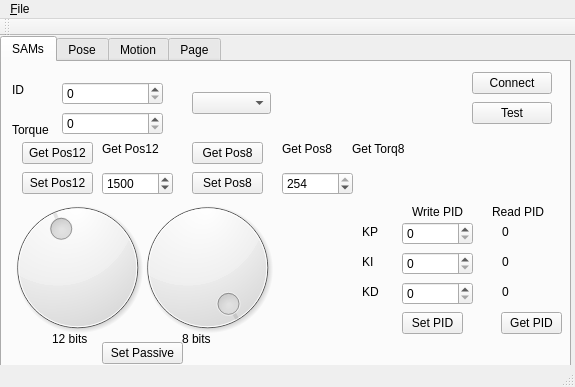
Above: main_sam_test.ui from NhatTanXT3/QtSAMtest before the change. Below: the same form after it.
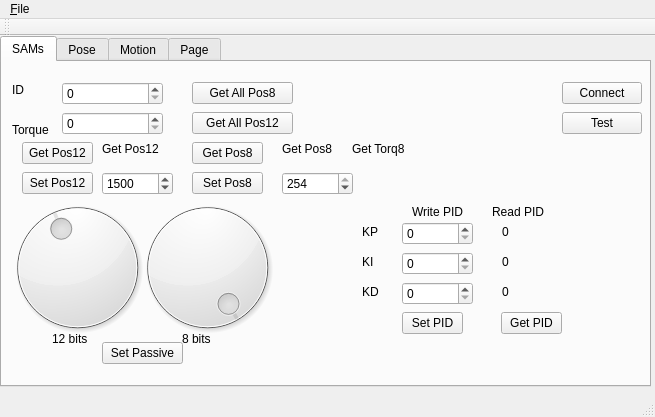
That is the form after the change.

Commit message: finish basic soft

The edit to the form file:
```diff
--- a/main_sam_test.ui
+++ b/main_sam_test.ui
@@ -6,8 +6,8 @@
    <rect>
     <x>0</x>
     <y>0</y>
-    <width>575</width>
-    <height>387</height>
+    <width>655</width>
+    <height>417</height>
    </rect>
   </property>
   <property name="windowTitle">
@@ -19,8 +19,8 @@
      <rect>
       <x>0</x>
       <y>0</y>
-      <width>571</width>
-      <height>331</height>
+      <width>651</width>
+      <height>351</height>
      </rect>
     </property>
     <property name="currentIndex">
@@ -33,8 +33,8 @@
      <widget class="QPushButton" name="buttonTest">
       <property name="geometry">
        <rect>
-        <x>470</x>
-        <y>40</y>
+        <x>560</x>
+        <y>50</y>
         <width>80</width>
         <height>22</height>
        </rect>
@@ -91,8 +91,8 @@
      <widget class="QPushButton" name="Buttonconnect">
       <property name="geometry">
        <rect>
-        <x>470</x>
-        <y>10</y>
+        <x>560</x>
+        <y>20</y>
         <width>80</width>
         <height>22</height>
        </rect>
@@ -360,25 +360,6 @@
        <string>8 bits</string>
       </property>
      </widget>
-     <widget class="QComboBox" name="comboBox">
-      <property name="geometry">
-       <rect>
-        <x>190</x>
-        <y>30</y>
-        <width>79</width>
-        <height>22</height>
-       </rect>
-      </property>
-      <property name="editable">
-       <bool>false</bool>
-      </property>
-      <property name="currentText">
-       <string/>
-      </property>
-      <property name="modelColumn">
-       <number>4</number>
-      </property>
-     </widget>
      <widget class="QPushButton" name="pushButton_SAMSetPos8">
       <property name="geometry">
        <rect>
@@ -511,6 +492,32 @@
        <number>255</number>
       </property>
      </widget>
+     <widget class="QPushButton" name="pushButton_SAMAllGetPos8">
+      <property name="geometry">
+       <rect>
+        <x>190</x>
+        <y>20</y>
+        <width>101</width>
+        <height>22</height>
+       </rect>
+      </property>
+      <property name="text">
+       <string>Get All Pos8</string>
+      </property>
+     </widget>
+     <widget class="QPushButton" name="pushButton_SAMGetAllPos12">
+      <property name="geometry">
+       <rect>
+        <x>190</x>
+        <y>50</y>
+        <width>101</width>
+        <height>22</height>
+       </rect>
+      </property>
+      <property name="text">
+       <string>Get All Pos12</string>
+      </property>
+     </widget>
     </widget>
     <widget class="QWidget" name="tab_2">
      <attribute name="title">
@@ -683,7 +690,7 @@
     <rect>
      <x>0</x>
      <y>0</y>
-     <width>575</width>
+     <width>655</width>
      <height>19</height>
     </rect>
    </property>
```
The commit also changes 2 other files.
